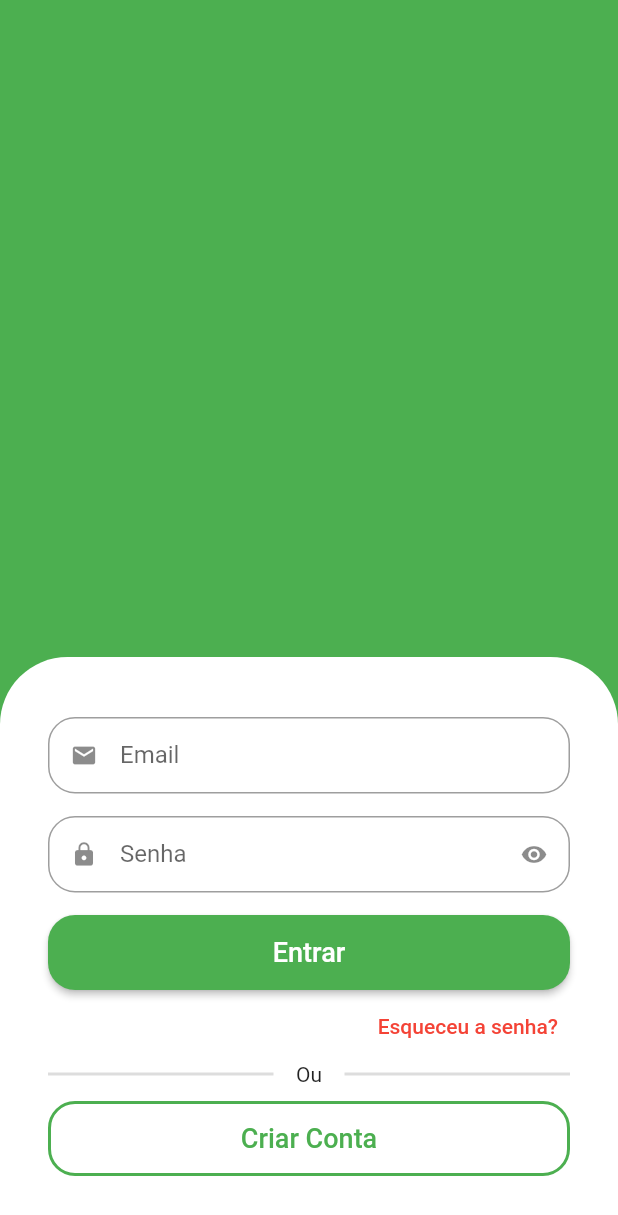
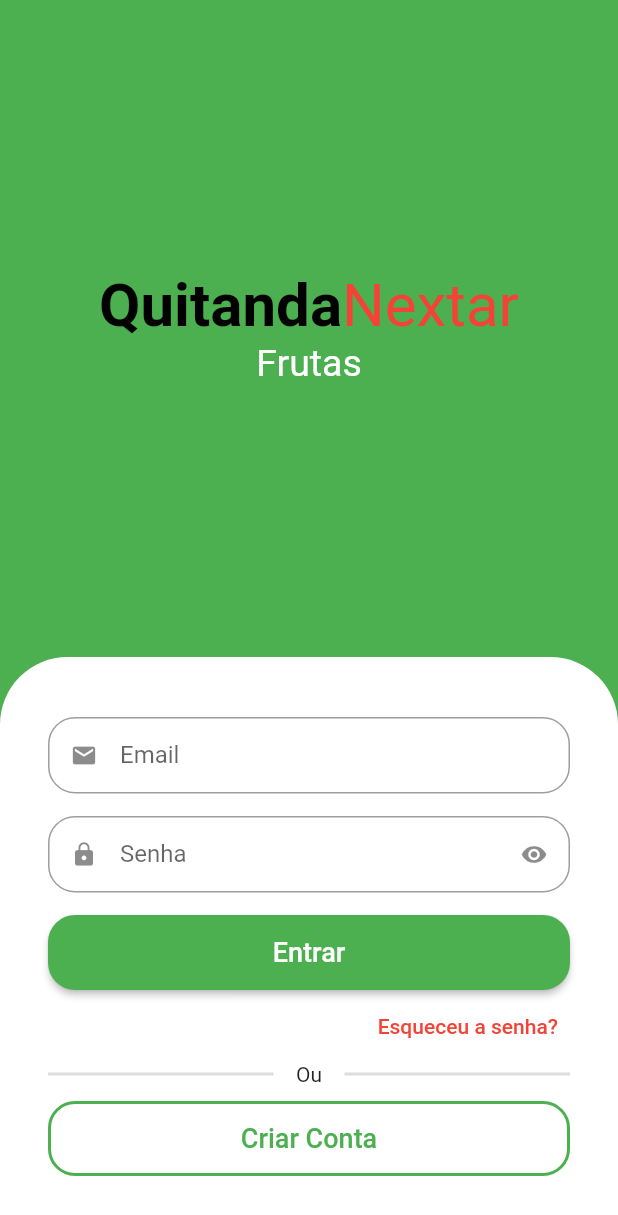
Before and after one commit to emilson-silva/quitanda_virtual, a Flutter app: the screen it shows after launch, on a phone screen of 412 x 824 dp. Shown: the top 1215 px of the screen. Run offline on Flutter 3.47's test engine with Material 2 defaults, Android fonts, the phone set to English and light mode, and no system bars; drawn by our look-alikes of animated_text_kit.

Commit message:
Adc o nome do app e animação das categorias

```diff
--- a/lib/src/auth/sign_in_screen.dart
+++ b/lib/src/auth/sign_in_screen.dart
@@ -1,3 +1,4 @@
+import 'package:animated_text_kit/animated_text_kit.dart';
 import 'package:flutter/material.dart';
 import 'package:quitanda_virtual/src/auth/components/custom_text_field.dart';
 
@@ -11,8 +12,51 @@ class SignInScreen extends StatelessWidget {
       body: Column(
         children: [
           Expanded(
-            child: Container(
-              color: Colors.green,
+            child: Column(
+              mainAxisAlignment: MainAxisAlignment.center,
+              children: [
+                const Text.rich(
+                  TextSpan(
+                    style: TextStyle(
+                      fontSize: 40,
+                    ),
+                    children: [
+                      TextSpan(
+                        text: 'Quitanda',
+                        style: TextStyle(
+                          color: Colors.black,
+                          fontWeight: FontWeight.bold,
+                        ),
+                      ),
+                      TextSpan(
+                        text: 'Nextar',
+                        style: TextStyle(
+                          color: Colors.red,
+                        ),
+                      )
+                    ],
+                  ),
+                ),
+                SizedBox(
+                  height: 30,
+                  child: DefaultTextStyle(
+                    style: const TextStyle(
+                      fontSize: 25,
+                    ),
+                    child: AnimatedTextKit(
+                      pause: Duration.zero,
+                      repeatForever: true,
+                      animatedTexts: [
+                        FadeAnimatedText('Frutas'),
+                        FadeAnimatedText('Verduras'),
+                        FadeAnimatedText('Legumes'),
+                        FadeAnimatedText('Carnes'),
+                        FadeAnimatedText('Laticíneos'),
+                      ],
+                    ),
+                  ),
+                ),
+              ],
             ),
           ),
           Container(
--- a/pubspec.yaml
+++ b/pubspec.yaml
@@ -36,6 +36,7 @@ dependencies:
   # The following adds the Cupertino Icons font to your application.
   # Use with the CupertinoIcons class for iOS style icons.
   cupertino_icons: ^1.0.2
+  animated_text_kit: ^4.2.1
 
 dev_dependencies:
   flutter_test:
```
Also changed, not shown: pubspec.lock.
